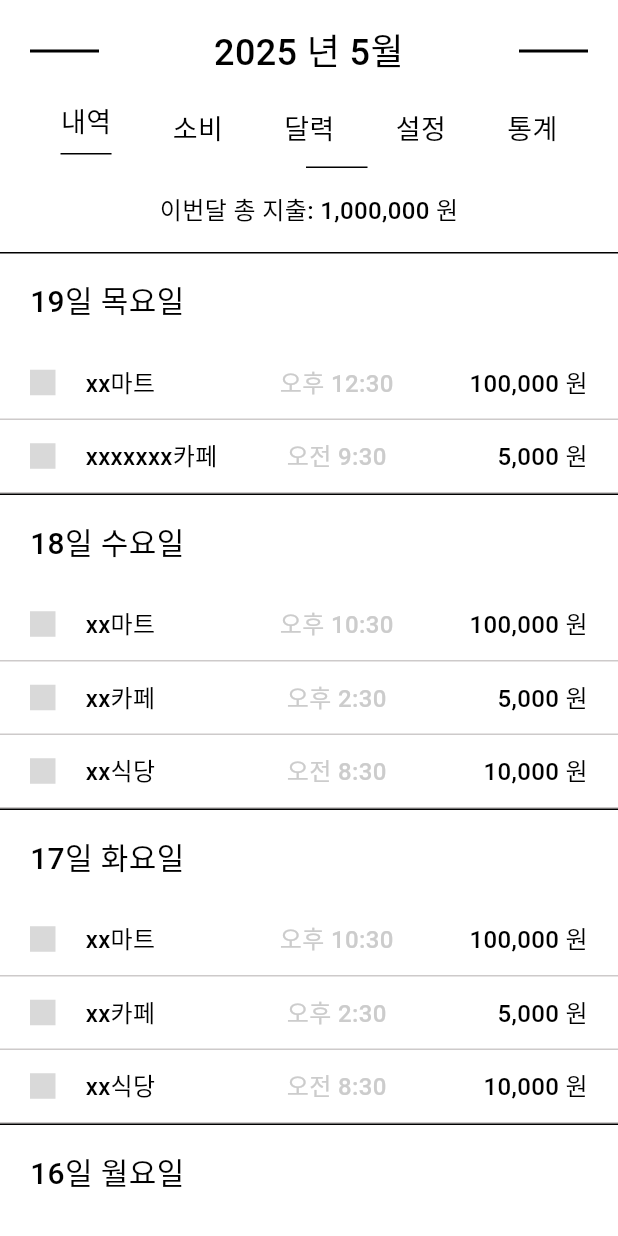
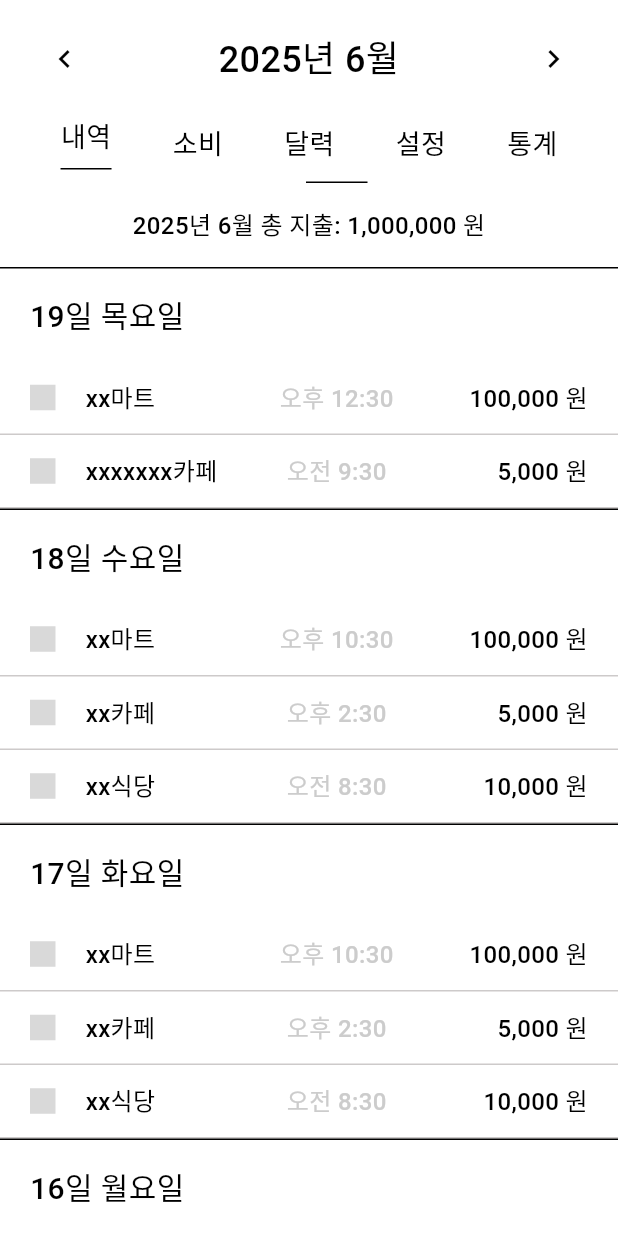
Before and after one commit to seonho99/lifetime_ledger, a Flutter app: the screen it shows after launch, on a phone screen of 412 x 824 dp. Run offline on Flutter 3.47's test engine with Material 3 defaults, Android fonts, the phone set to English and light mode, and no system bars; our stand-ins replace firebase_core; accounts and stored records are empty; Roboto replaces fonts that are missing (SF Pro).

Commit message:
feat: intl 라이브러리 추가

```diff
--- a/lib/ui/history_screen.dart
+++ b/lib/ui/history_screen.dart
@@ -1,7 +1,34 @@
 import 'package:flutter/material.dart';
+import 'package:intl/intl.dart';
 
-class ExpenseTrackerScreen extends StatelessWidget {
+class ExpenseTrackerScreen extends StatefulWidget {
   const ExpenseTrackerScreen({Key? key}) : super(key: key);
+
+  @override
+  State<ExpenseTrackerScreen> createState() => _ExpenseTrackerScreenState();
+}
+
+class _ExpenseTrackerScreenState extends State<ExpenseTrackerScreen> {
+  DateTime _currentDate = DateTime.now();
+
+  // 이전 달로 이동
+  void _goToPreviousMonth() {
+    setState(() {
+      _currentDate = DateTime(_currentDate.year, _currentDate.month - 1);
+    });
+  }
+
+  // 다음 달로 이동
+  void _goToNextMonth() {
+    setState(() {
+      _currentDate = DateTime(_currentDate.year, _currentDate.month + 1);
+    });
+  }
+
+  // 월 표시 포맷 (예: "2025년 5월")
+  String get _formattedMonth {
+    return DateFormat('yyyy년 M월', 'ko_KR').format(_currentDate);
+  }
 
   @override
   Widget build(BuildContext context) {
@@ -15,16 +42,30 @@ class ExpenseTrackerScreen extends StatelessWidget {
               padding: const EdgeInsets.symmetric(horizontal: 20, vertical: 16),
               child: Row(
                 children: [
-                  Container(
-                    width: 46,
-                    height: 2,
-                    color: Colors.black,
+                  // 왼쪽 화살표 (이전 달)
+                  GestureDetector(
+                    onTap: _goToPreviousMonth,
+                    child: Container(
+                      width: 46,
+                      height: 46,
+                      decoration: BoxDecoration(
+                        color: Colors.transparent,
+                        borderRadius: BorderRadius.circular(4),
+                      ),
+                      child: const Icon(
+                        Icons.chevron_left,
+                        size: 24,
+                        color: Colors.black,
+                      ),
+                    ),
                   ),
+
+                  // 중앙 제목
                   Expanded(
                     child: Text(
-                      '2025 년 5월',
+                      _formattedMonth,
                       textAlign: TextAlign.center,
-                      style: TextStyle(
+                      style: const TextStyle(
                         fontFamily: 'SF Pro',
                         fontSize: 24,
                         fontWeight: FontWeight.w500,
@@ -32,10 +73,23 @@ class ExpenseTrackerScreen extends StatelessWidget {
                       ),
                     ),
                   ),
-                  Container(
-                    width: 46,
-                    height: 2,
-                    color: Colors.black,
+
+                  // 오른쪽 화살표 (다음 달)
+                  GestureDetector(
+                    onTap: _goToNextMonth,
+                    child: Container(
+                      width: 46,
+                      height: 46,
+                      decoration: BoxDecoration(
+                        color: Colors.transparent,
+                        borderRadius: BorderRadius.circular(4),
+                      ),
+                      child: const Icon(
+                        Icons.chevron_right,
+                        size: 24,
+                        color: Colors.black,
+                      ),
+                    ),
                   ),
                 ],
               ),
@@ -69,8 +123,8 @@ class ExpenseTrackerScreen extends StatelessWidget {
             Container(
               margin: const EdgeInsets.only(bottom: 16),
               child: Text(
-                '이번달 총 지출: 1,000,000 원',
-                style: TextStyle(
+                '${_formattedMonth} 총 지출: 1,000,000 원',
+                style: const TextStyle(
                   fontFamily: 'SF Pro',
                   fontSize: 16,
                   fontWeight: FontWeight.w500,
@@ -115,7 +169,7 @@ class ExpenseTrackerScreen extends StatelessWidget {
       children: [
         Text(
           title,
-          style: TextStyle(
+          style: const TextStyle(
             fontFamily: 'SF Pro',
             fontSize: 18,
             fontWeight: FontWeight.w500,
@@ -136,7 +190,7 @@ class ExpenseTrackerScreen extends StatelessWidget {
   Widget _buildDateSection(String date) {
     return Container(
       padding: const EdgeInsets.symmetric(horizontal: 20, vertical: 16),
-      decoration: BoxDecoration(
+      decoration: const BoxDecoration(
         border: Border(
           top: BorderSide(color: Colors.black, width: 1),
         ),
@@ -145,7 +199,7 @@ class ExpenseTrackerScreen extends StatelessWidget {
         alignment: Alignment.centerLeft,
         child: Text(
           date,
-          style: TextStyle(
+          style: const TextStyle(
             fontFamily: 'SF Pro',
             fontSize: 20,
             fontWeight: FontWeight.w500,
@@ -159,7 +213,7 @@ class ExpenseTrackerScreen extends StatelessWidget {
   Widget _buildTransactionItem(String storeName, String time, String amount) {
     return Container(
       padding: const EdgeInsets.symmetric(horizontal: 20, vertical: 12),
-      decoration: BoxDecoration(
+      decoration: const BoxDecoration(
         border: Border(
           bottom: BorderSide(color: Color(0xFFCDCACA), width: 1),
         ),
@@ -170,7 +224,7 @@ class ExpenseTrackerScreen extends StatelessWidget {
           Container(
             width: 17,
             height: 17,
-            color: Color(0xFFD9D9D9),
+            color: const Color(0xFFD9D9D9),
             margin: const EdgeInsets.only(right: 20),
           ),
 
@@ -179,7 +233,7 @@ class ExpenseTrackerScreen extends StatelessWidget {
             flex: 2,
             child: Text(
               storeName,
-              style: TextStyle(
+              style: const TextStyle(
                 fontFamily: 'SF Pro',
                 fontSize: 16,
                 fontWeight: FontWeight.w500,
@@ -194,7 +248,7 @@ class ExpenseTrackerScreen extends StatelessWidget {
             child: Text(
               time,
               textAlign: TextAlign.center,
-              style: TextStyle(
+              style: const TextStyle(
                 fontFamily: 'SF Pro',
                 fontSize: 16,
                 fontWeight: FontWeight.w500,
@@ -209,7 +263,7 @@ class ExpenseTrackerScreen extends StatelessWidget {
             child: Text(
               amount,
               textAlign: TextAlign.right,
-              style: TextStyle(
+              style: const TextStyle(
                 fontFamily: 'SF Pro',
                 fontSize: 16,
                 fontWeight: FontWeight.w500,
@@ -222,15 +276,3 @@ class ExpenseTrackerScreen extends StatelessWidget {
     );
   }
 }
-
-// 메인 앱
-class MyApp extends StatelessWidget {
-  @override
-  Widget build(BuildContext context) {
-    return MaterialApp(
-      title: '가계부 앱',
-      home: ExpenseTrackerScreen(),
-      debugShowCheckedModeBanner: false,
-    );
-  }
-}
--- a/pubspec.yaml
+++ b/pubspec.yaml
@@ -39,6 +39,7 @@ dependencies:
   json_annotation: ^4.9.0
   firebase_core: ^3.14.0
   cloud_firestore: ^5.6.9
+  intl: ^0.20.2
 
 dev_dependencies:
   flutter_test:
```
Also changed, not shown: pubspec.lock.
